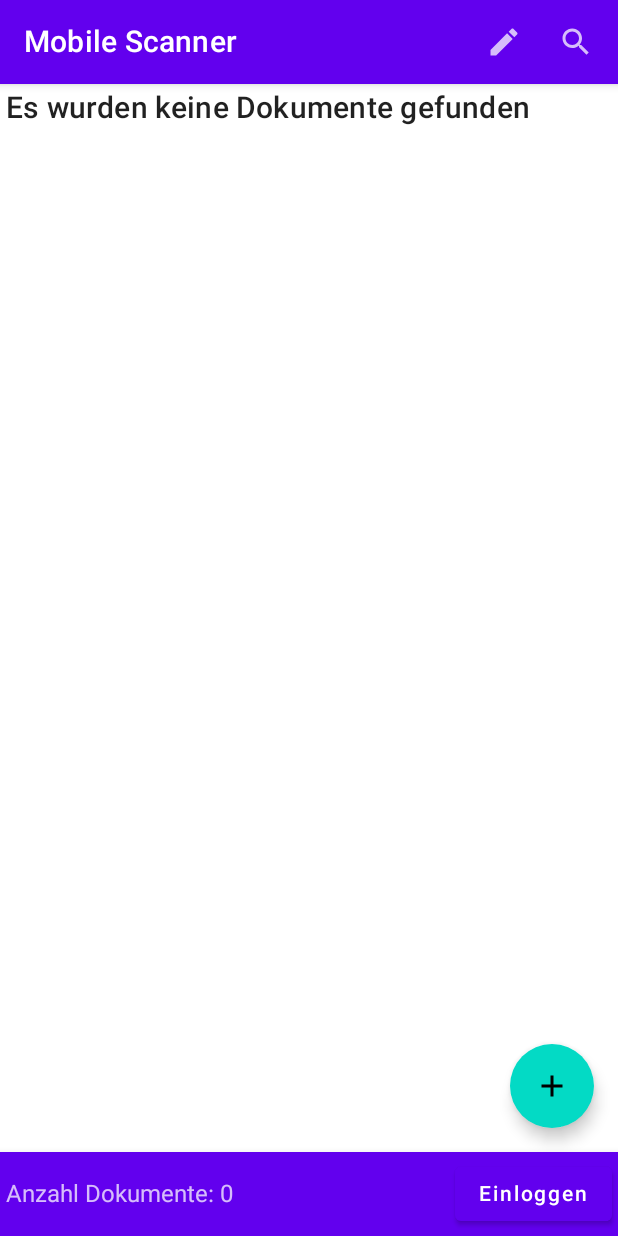
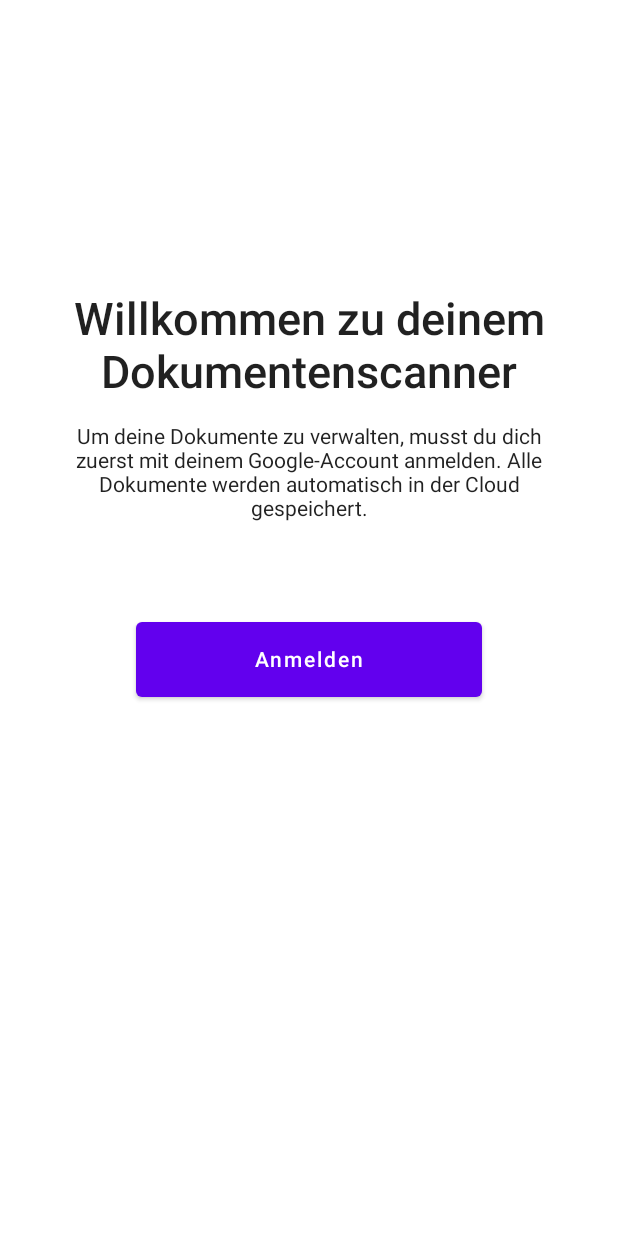
Before and after one commit to danielp0505/android-mobile-scanner, an Android app built with Jetpack Compose: the screen it shows after launch (MainActivity), on a phone screen of 412 x 824 dp. Run offline under Robolectric (Android 15) with nearby library versions, the phone set to English and light mode, and no system bars; our stand-ins replace Firebase (no records; nobody signed in at launch, a user with empty details on screens opened directly); libraries missing offline, so code that uses them is left out: com.firebase.ui.

Commit message:
- WelcomeScreen.kt completed - Moved Logout to UserScreen.kt - Fixed race condition causing a crash when quickly logging in or out - Adjustments to the UI - Fixed typos

```diff
--- a/app/src/main/java/de/thm/ap/mobile_scanner/MainActivity.kt
+++ b/app/src/main/java/de/thm/ap/mobile_scanner/MainActivity.kt
@@ -9,24 +9,20 @@ import androidx.compose.material.MaterialTheme
 import androidx.compose.material.Surface
 import androidx.compose.ui.Modifier
 import androidx.lifecycle.lifecycleScope
-import androidx.navigation.NavBackStackEntry
-import androidx.navigation.NavType
+import androidx.navigation.*
 import androidx.navigation.compose.NavHost
 import androidx.navigation.compose.composable
 import androidx.navigation.compose.rememberNavController
-import androidx.navigation.navArgument
 import com.firebase.ui.auth.AuthUI
 import com.firebase.ui.auth.FirebaseAuthUIActivityResultContract
 import com.firebase.ui.auth.data.model.FirebaseAuthUIAuthenticationResult
 import com.google.firebase.auth.FirebaseAuth
+import com.google.firebase.auth.ktx.auth
 import com.google.firebase.firestore.*
 import com.google.firebase.firestore.ktx.firestore
 import com.google.firebase.ktx.Firebase
 import de.thm.ap.mobile_scanner.data.ReferenceCollection
-import de.thm.ap.mobile_scanner.ui.screens.DocumentEditScreen
-import de.thm.ap.mobile_scanner.ui.screens.DocumentViewScreen
-import de.thm.ap.mobile_scanner.ui.screens.DocumentsListScreen
-import de.thm.ap.mobile_scanner.ui.screens.TagManagementScreen
+import de.thm.ap.mobile_scanner.ui.screens.*
 import de.thm.ap.mobile_scanner.ui.theme.MobilescannerTheme
 import kotlinx.coroutines.Dispatchers
 import kotlinx.coroutines.launch
@@ -59,7 +55,7 @@ class MainActivity : ComponentActivity() {
                 .get()
                 .addOnSuccessListener { querySnapshot: QuerySnapshot ->
                     when {
-                        // user doasn't exist
+                        // user doesn't exist
                         querySnapshot.isEmpty -> {
                             firestore_db.collection("users").add(user)
                                 .addOnSuccessListener {
@@ -69,8 +65,10 @@ class MainActivity : ComponentActivity() {
                         //user exists
                         else -> {
                             querySnapshot.forEach { documentSnapshot: QueryDocumentSnapshot ->
-                                if (documentSnapshot.get("uid") == auth.currentUser!!.uid) {
-                                    ReferenceCollection.userDocReference = documentSnapshot.reference
+                                auth.currentUser?.uid?.let{
+                                    if (documentSnapshot.get("uid") == it){
+                                        ReferenceCollection.userDocReference = documentSnapshot.reference
+                                    }
                                 }
                             }
                         }
@@ -113,12 +111,16 @@ class MainActivity : ComponentActivity() {
                     color = MaterialTheme.colors.background
                 ) {
                     val navController = rememberNavController()
-                    NavHost(navController = navController, startDestination = "documentsList") {
+                    NavHost(navController = navController,
+                        startDestination = if(Firebase.auth.currentUser == null) "welcome"
+                                            else "documentsList"
+                    )
+                    {
                         composable("documentsList") { backStackEntry: NavBackStackEntry ->
                             DocumentsListScreen(
                                 openDocument = { navController.navigate("documentViewScreen/${it}")},
-                                openTagManagement = {
-                                    navController.navigate("tagManagement")
+                                openUserScreen = {
+                                    navController.navigate("userScreen")
                                 },
                                 addDocument = {
                                         navController.navigate("documentEditScreen")
@@ -129,13 +131,25 @@ class MainActivity : ComponentActivity() {
                                 logout = { signOut() }
                             )
                         }
-                        composable("tagManagement") { backStackEntry: NavBackStackEntry ->
-                            TagManagementScreen(dismissTagManager = {
-                                navController.popBackStack()
-                            })
-                        }
                         composable("documentEditScreen") { backStackEntry: NavBackStackEntry ->
                             DocumentEditScreen(navController = navController, null)
+                        }
+                        composable("userScreen") { backStackEntry: NavBackStackEntry ->
+                            UserScreen(goBack = { navController.popBackStack() },
+                            logout = {
+                                    Firebase.auth.addAuthStateListener {
+                                        if(Firebase.auth.currentUser == null) {
+                                            navController.navigate("welcome")
+                                        }
+                                    }
+                                    signOut()
+                                }
+                            )
+                        }
+                        composable("welcome") { backStackEntry: NavBackStackEntry ->
+                            WelcomeScreen (
+                                login = { startSignIn() },
+                                loginSuccess = { navController.navigate("documentsList")})
                         }
                         composable(
                             "documentEditScreen/{documentUID}",
--- a/app/src/main/java/de/thm/ap/mobile_scanner/data/FirebaseFunctions.kt
+++ b/app/src/main/java/de/thm/ap/mobile_scanner/data/FirebaseFunctions.kt
@@ -15,7 +15,7 @@ import kotlinx.coroutines.launch
 import kotlinx.coroutines.tasks.await
 import java.util.*
 
-fun runWithDocumentShapshot(documentUID: String, f: (DocumentSnapshot) -> Unit) {
+fun runWithDocumentSnapshot(documentUID: String, f: (DocumentSnapshot) -> Unit) {
     ReferenceCollection.userDocReference
         ?.collection("documents")
         ?.document(documentUID)
--- a/app/src/main/java/de/thm/ap/mobile_scanner/ui/screens/DocumentEditScreen.kt
+++ b/app/src/main/java/de/thm/ap/mobile_scanner/ui/screens/DocumentEditScreen.kt
@@ -52,7 +52,7 @@ import de.thm.ap.mobile_scanner.R
 import de.thm.ap.mobile_scanner.model.*
 import de.thm.ap.mobile_scanner.data.ReferenceCollection
 import de.thm.ap.mobile_scanner.data.forEachFirebaseImage
-import de.thm.ap.mobile_scanner.data.runWithDocumentShapshot
+import de.thm.ap.mobile_scanner.data.runWithDocumentSnapshot
 import de.thm.ap.mobile_scanner.model.Document
 import kotlinx.coroutines.Dispatchers
 import kotlinx.coroutines.launch
@@ -93,7 +93,7 @@ class DocumentEditScreenViewModel(app: Application) : AndroidViewModel(app) {
 
         initialized = true
         isEditMode = true
-        runWithDocumentShapshot(documentUID){ documentSnapshot ->
+        runWithDocumentSnapshot(documentUID){ documentSnapshot ->
             val title = documentSnapshot.get("title")
             document =
                 when(title) {
@@ -257,7 +257,7 @@ fun DocumentEditScreen(
                         Text(text = stringResource(id = R.string.document_title))
                     })
 
-                    Divider(modifier = Modifier.padding(12.dp))
+                    Spacer(modifier = Modifier.padding(12.dp))
 
                 if(vm.showTagUpdateDialog) UpdateTagDialog()
                 OutlinedTextField(
--- a/app/src/main/java/de/thm/ap/mobile_scanner/ui/screens/DocumentsListScreen.kt
+++ b/app/src/main/java/de/thm/ap/mobile_scanner/ui/screens/DocumentsListScreen.kt
@@ -65,10 +65,6 @@ class DocumentsListViewModel(app: Application) : AndroidViewModel(app) {
         document.uri?.let {
             deleteDocumentAndImages(it, viewModelScope)
         }
-        /*
-        viewModelScope.launch(Dispatchers.IO) {
-            docDAO.delete(document)
-        }*/
     }
 
     fun deleteSelection() {
@@ -199,19 +195,19 @@ fun DocumentListTopAppBar(
         else -> {
             TopAppBar(title = { Text(stringResource(id = R.string.app_name)) }, actions = {
                 IconButton(onClick = {
-                    openTagManagement()
-                }) {
-                    Icon(
-                        imageVector = Icons.Default.Edit,
-                        contentDescription = stringResource(id = R.string.manage_tags)
-                    )
-                }
-                IconButton(onClick = {
                     vm.isSearching = true
                 }) {
                     Icon(
                         imageVector = Icons.Default.Search,
                         contentDescription = stringResource(id = R.string.search)
+                    )
+                }
+                IconButton(onClick = {
+                    openTagManagement()
+                }) {
+                    Icon(
+                        imageVector = Icons.Default.Person,
+                        contentDescription = stringResource(id = R.string.my_account)
                     )
                 }
             })
@@ -224,7 +220,7 @@ fun DocumentListTopAppBar(
 @Composable
 fun DocumentsListScreen(
     openDocument: (id: String) -> Unit,
-    openTagManagement: () -> Unit,
+    openUserScreen: () -> Unit,
     addDocument: () -> Unit,
     editDocument: (String) -> Unit,
     login: () -> Unit,
@@ -232,32 +228,19 @@ fun DocumentsListScreen(
 ) {
     val vm: DocumentsListViewModel = viewModel()
     val context = LocalContext.current
-    //val documentsWithTags by vm.documentsWithTags.observeAsState(initial = emptyList())
+
     if(ReferenceCollection.userDocReference != null){
         vm.initQueries()
     }
     val documentsWithTags = vm.documents
 
-    Scaffold(topBar = { DocumentListTopAppBar(openTagManagement) }, floatingActionButton = {
-        AddDocumentButton({ addDocument() })
+    Scaffold(topBar = { DocumentListTopAppBar(openUserScreen) }, floatingActionButton = {
+        AddDocumentButton { addDocument() }
     }, bottomBar = {
         BottomAppBar(
         ) {
             Text(text = stringResource(id = R.string.number_of_documents) + ": " + documentsWithTags.size)
             Spacer(modifier = Modifier.weight(1f))
-            Button(onClick = {
-                if (vm.auth.currentUser == null) {
-                    login()
-                } else {
-                    logout()
-                }
-            }) {
-                var textId by remember { mutableStateOf(if (vm.auth.currentUser == null) R.string.login else R.string.logout) }
-                vm.auth.addAuthStateListener {
-                    textId = if (vm.auth.currentUser == null) R.string.login else R.string.logout
-                }
-                Text(text = stringResource(id = textId))
-            }
         }
     }) { innerPadding ->
         if (documentsWithTags.isEmpty()) {
--- /dev/null
+++ b/app/src/main/java/de/thm/ap/mobile_scanner/ui/screens/WelcomeScreen.kt
@@ -0,0 +1,69 @@
+package de.thm.ap.mobile_scanner.ui.screens
+
+import androidx.compose.foundation.layout.*
+import androidx.compose.material.Button
+import androidx.compose.material.Scaffold
+import androidx.compose.material.Text
+import androidx.compose.runtime.Composable
+import androidx.compose.ui.Alignment
+import androidx.compose.ui.Modifier
+import androidx.compose.ui.res.stringResource
+import androidx.compose.ui.text.TextStyle
+import androidx.compose.ui.text.font.FontWeight
+import androidx.compose.ui.text.style.TextAlign
+import androidx.compose.ui.unit.dp
+import androidx.compose.ui.unit.sp
+import com.google.firebase.auth.ktx.auth
+import com.google.firebase.ktx.Firebase
+import de.thm.ap.mobile_scanner.R
+
+@Composable
+fun WelcomeScreen(login: () -> Unit, loginSuccess: () -> Unit ){
+    Scaffold(
+    ) { innerPadding ->
+        Column(
+            modifier =Modifier.fillMaxSize(1f),
+            horizontalAlignment = Alignment.CenterHorizontally
+        ) {
+            Column(
+                modifier = Modifier
+                    .fillMaxSize(0.8f)
+                    .padding(innerPadding),
+                verticalArrangement = Arrangement.Center,
+                horizontalAlignment = Alignment.CenterHorizontally
+
+            ) {
+                Text(
+                    text = stringResource(id = R.string.welcome_heading),
+                    style = TextStyle(
+                        fontSize = 30.sp,
+                        textAlign = TextAlign.Center
+                    ),
+                    fontWeight = FontWeight.SemiBold
+                )
+                Spacer(modifier = Modifier.height(10.dp))
+                Text(
+                    text = stringResource(id = R.string.welcome_get_started),
+                    style = TextStyle(
+                        textAlign = TextAlign.Center
+                    ),
+                    modifier = Modifier.padding(7.dp)
+                )
+                Spacer(modifier = Modifier.height(60.dp))
+                Button(
+                    onClick = {
+                        Firebase.auth.addAuthStateListener {
+                            if (it.currentUser != null) loginSuccess()
+                        }
+                        login()
+                    },
+                    modifier = Modifier
+                        .fillMaxWidth(0.7f)
+                        .height(50.dp)
+                ) {
+                    Text(stringResource(id = R.string.login))
+                }
+            }
+        }
+    }
+}
--- a/app/src/main/res/values/strings.xml
+++ b/app/src/main/res/values/strings.xml
@@ -23,12 +23,17 @@
     <string name="delete_image">Bild köschen</string>
     <string name="add_image">Bild hinzufügen</string>
     <string name="take_photo">Foto aufnehmen</string>
-    <string name="login">Einloggen</string>
-    <string name="logout">Ausloggen</string>
+    <string name="login">Anmelden</string>
+    <string name="logout">Abmelden</string>
     <string name="share">Teilen</string>
     <string name="search">Durchsuchen</string>
     <string name="cancel">Abbrechen</string>
     <string name="new_tag">Neuer Tag</string>
     <string name="previous_name">Vorheriger Name</string>
     <string name="search_placeholder">Suchbegriff hier eingeben...</string>
+    <string name="my_account">Mein Account</string>
+    <string name="welcome_heading">Willkommen zu deinem Dokumentenscanner</string>
+    <string name="welcome_get_started">Um deine Dokumente zu verwalten, musst du dich
+    zuerst mit deinem Google-Account anmelden. Alle Dokumente werden automatisch in der Cloud gespeichert.
+    </string>
 </resources>
```
Also changed, not shown: app/src/main/java/de/thm/ap/mobile_scanner/ui/screens/DocumentViewScreen.kt (+2 -5 lines), app/src/main/java/de/thm/ap/mobile_scanner/ui/screens/TagManagementScreen.kt (deleted, +0 -195 lines), app/src/main/java/de/thm/ap/mobile_scanner/ui/screens/UserScreen.kt (added, +42 -0 lines).
